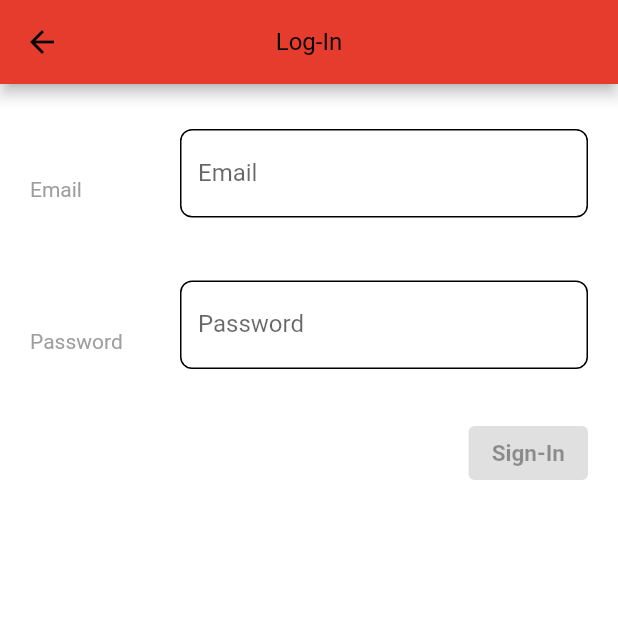
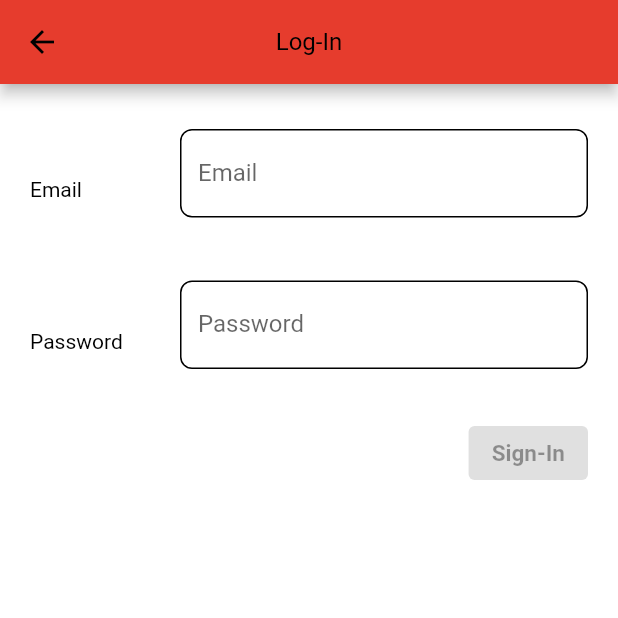
Before and after one commit to bhanuka96/vdev-20210226, a Flutter app: the LoginScreen screen opened by its route, on a phone screen of 412 x 824 dp, the top half of it. Run offline on Flutter 3.47's test engine with Material 2 defaults, Android fonts, the phone set to English and light mode, and no system bars; our stand-ins replace get, get_storage; accounts and stored records are empty; statements that could not run were skipped.

```diff
--- a/lib/bindings/dashboard/binding.dart
+++ b/lib/bindings/dashboard/binding.dart
@@ -1,6 +1,7 @@
 import 'package:get/get.dart';
 import 'package:test_saksglobal/apiProvider/apiProvider.dart';
 import 'package:test_saksglobal/controllers/dashboard/dashController.dart';
+import 'package:test_saksglobal/domainAdapters/dashboard/adapter.dart';
 import 'package:test_saksglobal/repository/dashboard/repository.dart';
 
 class DashBinding extends Bindings {
--- a/lib/constants/palette.dart
+++ b/lib/constants/palette.dart
@@ -26,12 +26,12 @@ class Palette {
   static final TextTheme _lightTextTheme = TextTheme(
     headline1: TextStyle(fontSize: 20.0, color: black),
     bodyText1: TextStyle(fontSize: 16.0, color: black),
-    bodyText2: TextStyle(fontSize: 14.0, color: Colors.grey),
+    bodyText2: TextStyle(fontSize: 14.0, color: Colors.black),
     button: TextStyle(
         fontSize: 15.0, color: black, fontWeight: FontWeight.w600),
     headline6: TextStyle(fontSize: 16.0, color: black),
     subtitle1: TextStyle(fontSize: 16.0, color: black),
-    caption: TextStyle(fontSize: 12.0, color: orange),
+    caption: TextStyle(fontSize: 12.0, color: black),
   );
 
   //the light theme
--- a/lib/constants/strings.dart
+++ b/lib/constants/strings.dart
@@ -13,4 +13,5 @@ class Strings {
   static const String signOut = 'Sign-Out';
   static const String category = 'Product Category';
   static const String signInTime = 'Signed-in at:';
+  static const String error = 'Something Happening, Please try again!';
 }
--- a/lib/domainAdapters/dashboard/adapter.dart
+++ b/lib/domainAdapters/dashboard/adapter.dart
@@ -1,5 +1,5 @@
 import 'package:test_saksglobal/models/categoryModel.dart';
 
-abstract class IHomeRepository {
-  Future<CategoryModel> getCategory();
+abstract class IDashRepository {
+  Future<CategoryModel> getCategories();
 }
--- a/lib/repository/dashboard/repository.dart
+++ b/lib/repository/dashboard/repository.dart
@@ -1,9 +1,6 @@
 import 'package:test_saksglobal/apiProvider/apiProvider.dart';
+import 'package:test_saksglobal/domainAdapters/dashboard/adapter.dart';
 import 'package:test_saksglobal/models/categoryModel.dart';
-
-abstract class IDashRepository {
-  Future<CategoryModel> getCategories();
-}
 
 class DashRepository implements IDashRepository {
   DashRepository({this.provider});
--- a/lib/routes/appScreens.dart
+++ b/lib/routes/appScreens.dart
@@ -1,4 +1,5 @@
 import 'package:get/get.dart';
+import 'package:test_saksglobal/bindings/dashboard/binding.dart';
 import 'package:test_saksglobal/screens/dashboard/dashboardScreen.dart';
 import 'package:test_saksglobal/screens/login/loginScreen.dart';
 import 'package:test_saksglobal/screens/splash/splashScreen.dart';
@@ -9,7 +10,7 @@ class AppPages {
   static const INITIAL = Routes.SPLASH;
 
   static final routes = [
-    GetPage(name: Routes.SPLASH, page: () => SplashScreen()),
+    GetPage(name: Routes.SPLASH, page: () => SplashScreen(), binding: DashBinding()),
     GetPage(name: Routes.DASHBOARD, page: () => DashboardScreen()),
     GetPage(name: Routes.LOGIN, page: () => LoginScreen()),
   ];
```
Also changed, not shown: lib/controllers/dashboard/dashController.dart (+5 -4 lines), lib/screens/dashboard/dashboardScreen.dart (+10 -6 lines), 4 other files.
